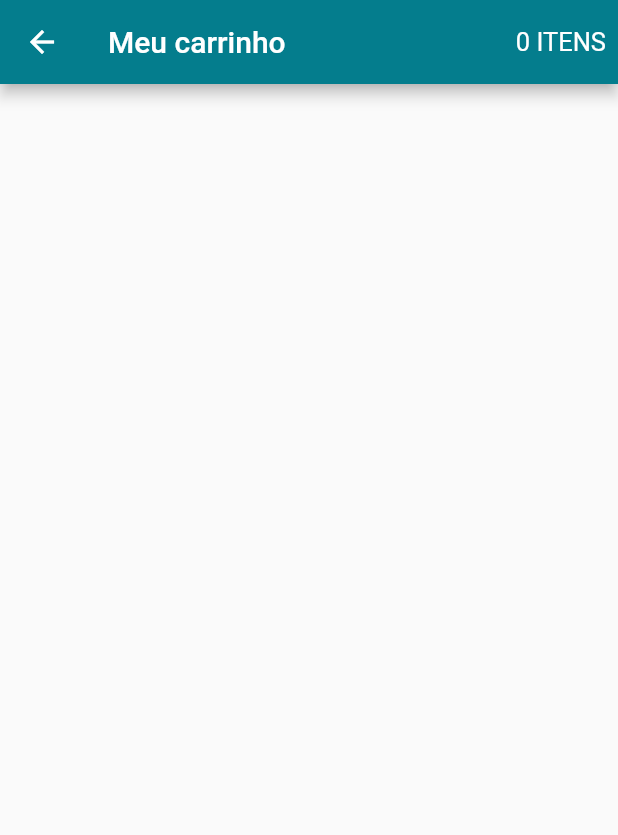
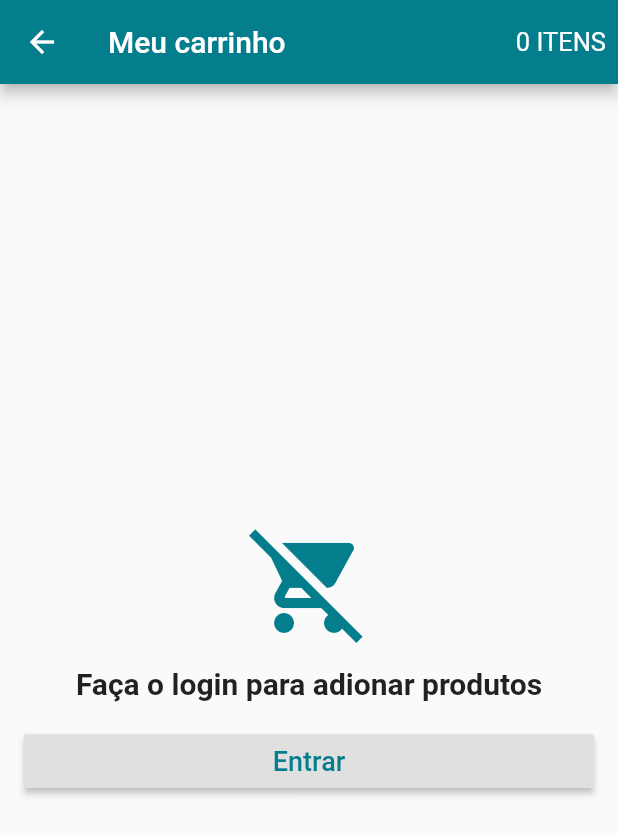
Before and after one commit to dieinimymaganha/loja_virtual, a Flutter app: the CartScreen screen opened directly, on a phone screen of 412 x 824 dp. Shown: the top 835 px of the screen. Run offline on Flutter 3.47's test engine with Material 2 defaults, Android fonts, the phone set to English and light mode, and no system bars; our stand-ins replace carousel_pro, cloud_firestore, firebase_auth, transparent_image; accounts and stored records are empty.

```diff
--- a/loja_virtual/lib/screens/cart_screen.dart
+++ b/loja_virtual/lib/screens/cart_screen.dart
@@ -1,6 +1,11 @@
 import 'package:flutter/material.dart';
 import 'package:loja_virtual/model/cart_model.dart';
+import 'package:loja_virtual/tiles/cart_tile.dart';
 import 'package:scoped_model/scoped_model.dart';
+
+import '../model/user_model.dart';
+import '../model/user_model.dart';
+import 'login_screen.dart';
 
 class CartScreen extends StatelessWidget {
   @override
@@ -24,6 +29,66 @@ class CartScreen extends StatelessWidget {
           )
         ],
       ),
+      body: ScopedModelDescendant<CartModel>(builder: (context, child, model) {
+        if (model.isLoading && UserModel.of(context).isLoggedIn()) {
+          return Center(
+            child: CircularProgressIndicator(),
+          );
+        } else if (!UserModel.of(context).isLoggedIn()) {
+          return Container(
+            padding: EdgeInsets.all(16.0),
+            child: Column(
+              crossAxisAlignment: CrossAxisAlignment.stretch,
+              mainAxisAlignment: MainAxisAlignment.center,
+              children: <Widget>[
+                Icon(
+                  Icons.remove_shopping_cart,
+                  size: 80.0,
+                  color: Theme.of(context).primaryColor,
+                ),
+                SizedBox(
+                  height: 16.0,
+                ),
+                Text(
+                  'Faça o login para adionar produtos',
+                  style: TextStyle(
+                    fontSize: 20.0,
+                    fontWeight: FontWeight.bold,
+                  ),
+                  textAlign: TextAlign.center,
+                ),
+                SizedBox(
+                  height: 16.0,
+                ),
+                RaisedButton(
+                    child: Text(
+                      'Entrar',
+                      style: TextStyle(fontSize: 18.0),
+                    ),
+                    textColor: Theme.of(context).primaryColor,
+                    onPressed: () {
+                      Navigator.of(context).push(MaterialPageRoute(
+                          builder: (context) => LoginScreen()));
+                    })
+              ],
+            ),
+          );
+        } else if (model.products == null || model.products.length == 0) {
+          return Center(
+            child: Text(
+              'Nenhum produto no carrinho!',
+              style: TextStyle(fontSize: 20.0, fontWeight: FontWeight.bold),
+              textAlign: TextAlign.center,
+            ),
+          );
+        } else {
+          return ListView(
+            children: model.products.map((product) {
+              return CartTile(product);
+            }).toList(),
+          );
+        }
+      }),
     );
   }
 }
```
Also changed, not shown: loja_virtual/lib/model/cart_model.dart (+38 -1 lines), loja_virtual/lib/tiles/cart_tile.dart (added, +113 -0 lines).
